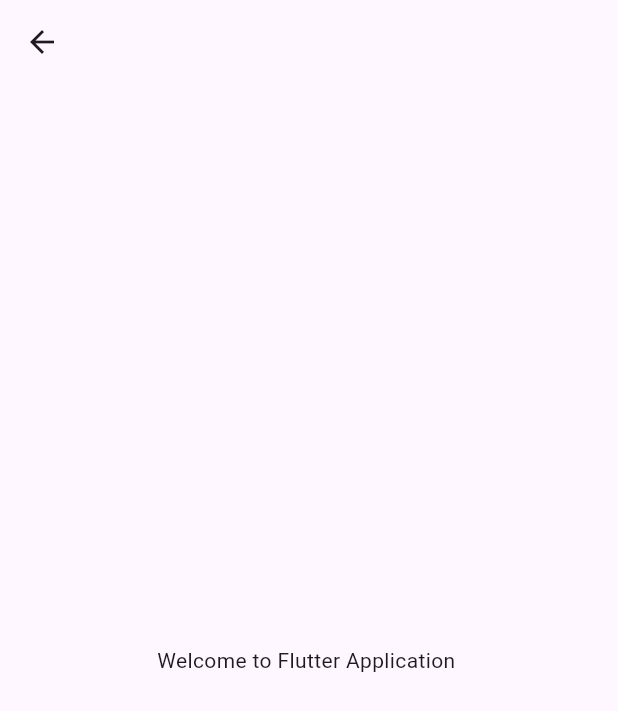
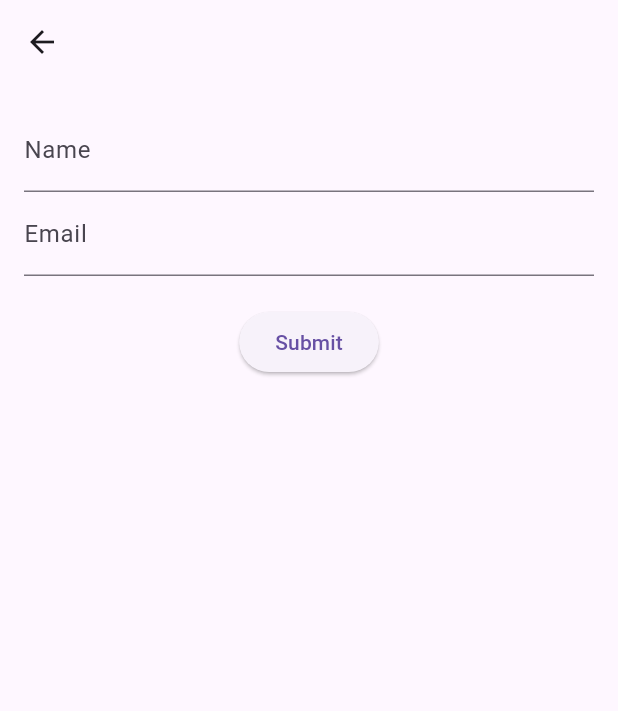
Before and after one commit to moritejas/flutter_widgets, a Flutter app: the FormValidationComponent screen opened directly, on a phone screen of 412 x 824 dp. Shown: the top 711 px of the screen. Run offline on Flutter 3.47's test engine with Material 3 defaults, Android fonts, the phone set to English and light mode, and no system bars; our stand-ins replace carousel_slider, expandable, get.

Commit message:
FormValidation

```diff
--- a/lib/Componant/form_validation.dart
+++ b/lib/Componant/form_validation.dart
@@ -1,15 +1,78 @@
 import 'package:flutter/material.dart';
 
-class FormValidationComponent extends StatelessWidget {
+class FormValidationComponent extends StatefulWidget {
   const FormValidationComponent({super.key});
+
+  @override
+  State<FormValidationComponent> createState() =>
+      _FormValidationComponentState();
+}
+
+class _FormValidationComponentState extends State<FormValidationComponent> {
+  final _formKey = GlobalKey<FormState>();
+
+  String? _name;
+
+  String? _email;
 
   @override
   Widget build(BuildContext context) {
     return Scaffold(
-      appBar: AppBar(
-      ),
-      body: const Center(
-        child: Text("Welcome to Flutter Application "),
+      appBar: AppBar(),
+      body: Padding(
+        padding: const EdgeInsets.all(16.0),
+        child: Form(
+          key: _formKey,
+          child: Column(
+            children: [
+              TextFormField(
+                decoration: const InputDecoration(labelText: 'Name'),
+                validator: (value) {
+                  if (value == null || value.isEmpty) {
+                    return 'Please enter your name';
+                  }
+                  return null;
+                },
+                onSaved: (value) {
+                  _name = value;
+                },
+              ),
+              TextFormField(
+                decoration: const InputDecoration(labelText: 'Email'),
+                validator: (value) {
+                  if (value == null || value.isEmpty) {
+                    return 'Please enter your email';
+                  }
+                  // Regular expression for validating email
+                  final RegExp emailRegExp = RegExp(
+                    r'^[a-zA-Z0-9._%+-]+@[a-zA-Z0-9.-]+\.[a-zA-Z]{2,}$',
+                  );
+                  if (!emailRegExp.hasMatch(value)) {
+                    return 'Please enter a valid email';
+                  }
+                  return null;
+                },
+                onSaved: (value) {
+                  _email = value;
+                },
+              ),
+              const SizedBox(height: 20),
+              ElevatedButton(
+                onPressed: () {
+                  if (_formKey.currentState!.validate()) {
+                    // If the form is valid, save the data
+                    _formKey.currentState!.save();
+                    // You can now use _name and _email
+                    ScaffoldMessenger.of(context).showSnackBar(
+                      SnackBar(content: Text('Name: $_name, Email: $_email')),
+                    );
+                  }
+                },
+                child: const Text('Submit'),
+              ),
+            ],
+          ),
+        ),
       ),
     );
   }
```
Also changed, not shown: lib/Homepage/homepage.dart (+28 -32 lines).
